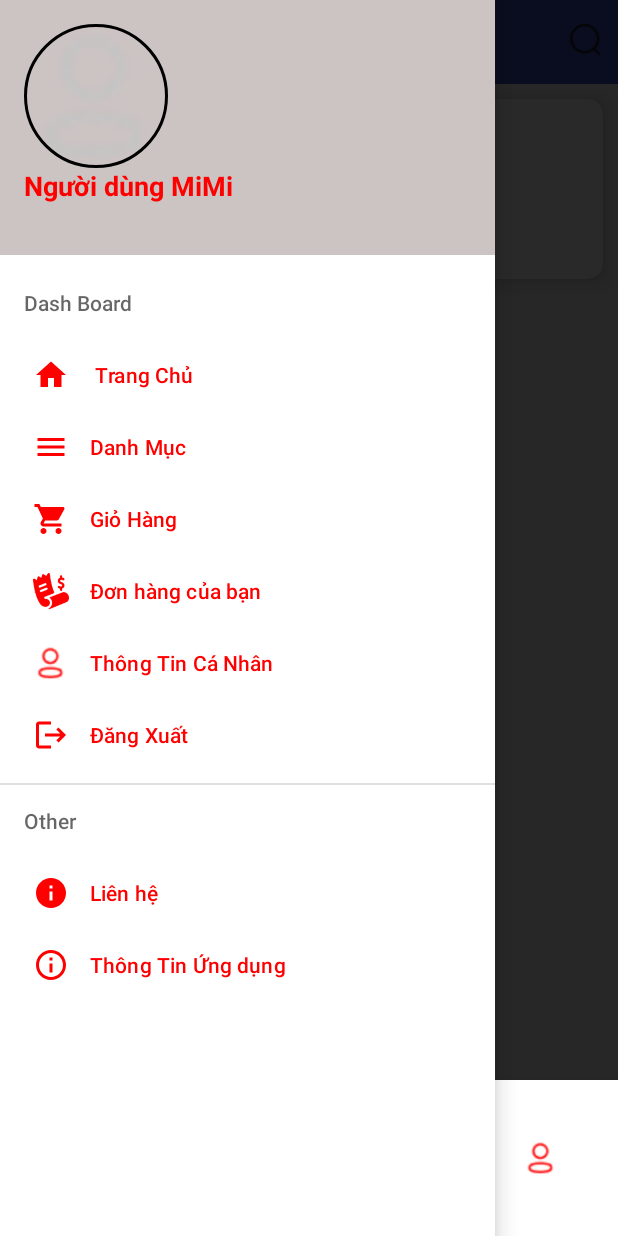
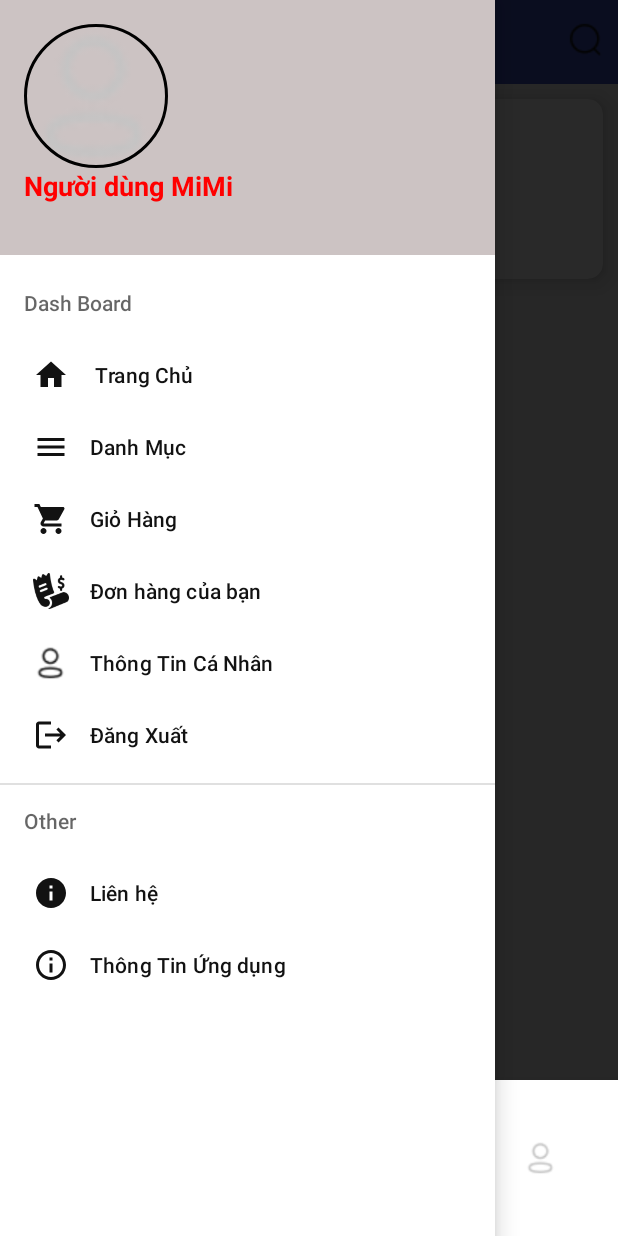
Before and after one commit to DuAnTopNghiepMD05/AppDuAnMD05, an Android app: the screen it shows after launch once a user with an empty profile is signed in (HomeActivity), with the side drawer open, on a phone screen of 412 x 824 dp. Run offline under Robolectric (Android 15) with nearby library versions, the light colour scheme and no system bars; our stand-ins replace CircleImageView, Firebase (no records; nobody signed in at launch, a user with empty details on screens opened directly), Picasso; pictures from the network do not load.

Commit message:
fix exit edit profile, mau menu

```diff
--- a/app/src/main/java/fpoly/md05/appduanmd05/View/FragMent/FragMent_ProFile.java
+++ b/app/src/main/java/fpoly/md05/appduanmd05/View/FragMent/FragMent_ProFile.java
@@ -22,6 +22,7 @@
 import android.view.ViewGroup;
 import android.widget.Button;
 import android.widget.EditText;
+import android.widget.ImageView;
 import android.widget.TextView;
 import android.widget.Toast;
 
@@ -212,6 +213,7 @@
 
         EditText editvalue = dialog.findViewById(R.id.editvalue);
         Button btnxacnhan = dialog.findViewById(R.id.btnxacnhan);
+        ImageView cancel = dialog.findViewById(R.id.cancel);
 
         switch (i) {
             case 1:
@@ -225,6 +227,13 @@
                 editvalue.setHint("Nhập dịa chỉ");
                 break;
         }
+
+        cancel.setOnClickListener(new View.OnClickListener() {
+            @Override
+            public void onClick(View view) {
+                dialog.dismiss();
+            }
+        });
         btnxacnhan.setOnClickListener(new View.OnClickListener() {
             @Override
             public void onClick(View view) {
--- a/app/src/main/res/color/colorcustom.xml
+++ b/app/src/main/res/color/colorcustom.xml
@@ -1,5 +1,5 @@
 <?xml version="1.0" encoding="utf-8"?>
 <selector xmlns:android="http://schemas.android.com/apk/res/android">
-    <item android:color="#ff0000" android:state_checked="false"/>
-    <item android:color="#008080" android:state_checked="true"/>
+    <item android:color="#C4C4C4" android:state_checked="false"/>
+    <item android:color="#121212" android:state_checked="true"/>
 </selector>
--- a/app/src/main/res/drawable/ic_baseline_menu_24.xml
+++ b/app/src/main/res/drawable/ic_baseline_menu_24.xml
@@ -5,6 +5,6 @@
     android:viewportHeight="24"
     android:tint="?attr/colorControlNormal">
   <path
-      android:fillColor="@android:color/white"
+      android:fillColor="@color/black"
       android:pathData="M3,18h18v-2L3,16v2zM3,13h18v-2L3,11v2zM3,6v2h18L21,6L3,6z"/>
 </vector>
--- a/app/src/main/res/layout/activity_home.xml
+++ b/app/src/main/res/layout/activity_home.xml
@@ -64,8 +64,8 @@
 
     <com.google.android.material.navigation.NavigationView
         android:layout_width="330dp"
-        app:itemTextColor="#ff0000"
-        app:itemIconTint="#ff0000"
+        app:itemTextColor="#121212"
+        app:itemIconTint="#121212"
         app:menu="@menu/menu_logined"
         android:layout_gravity="start"
         android:icon="@drawable/ic_baseline_menu_24"
```
